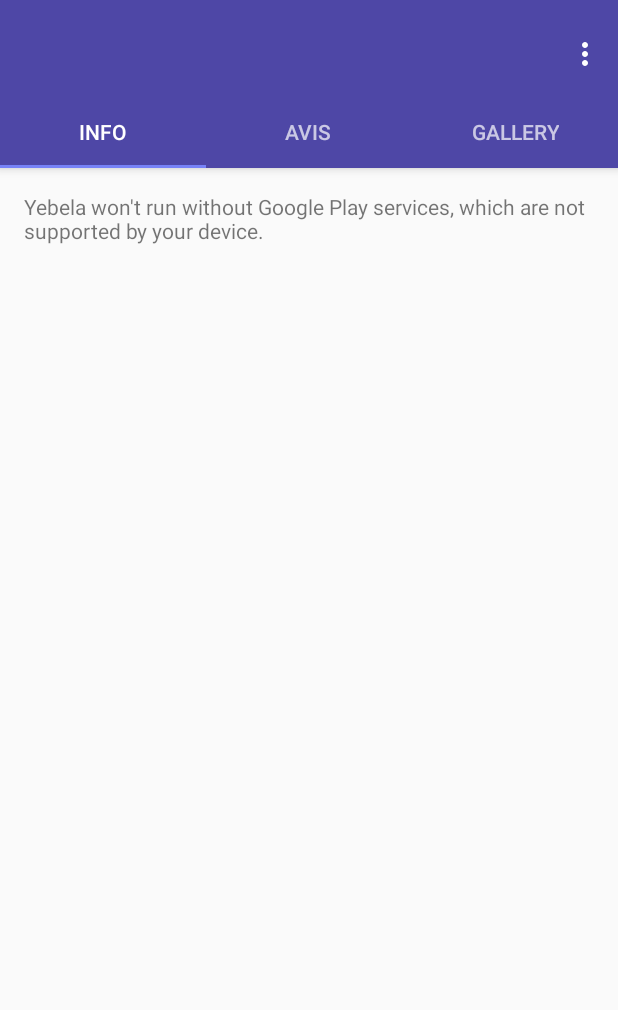
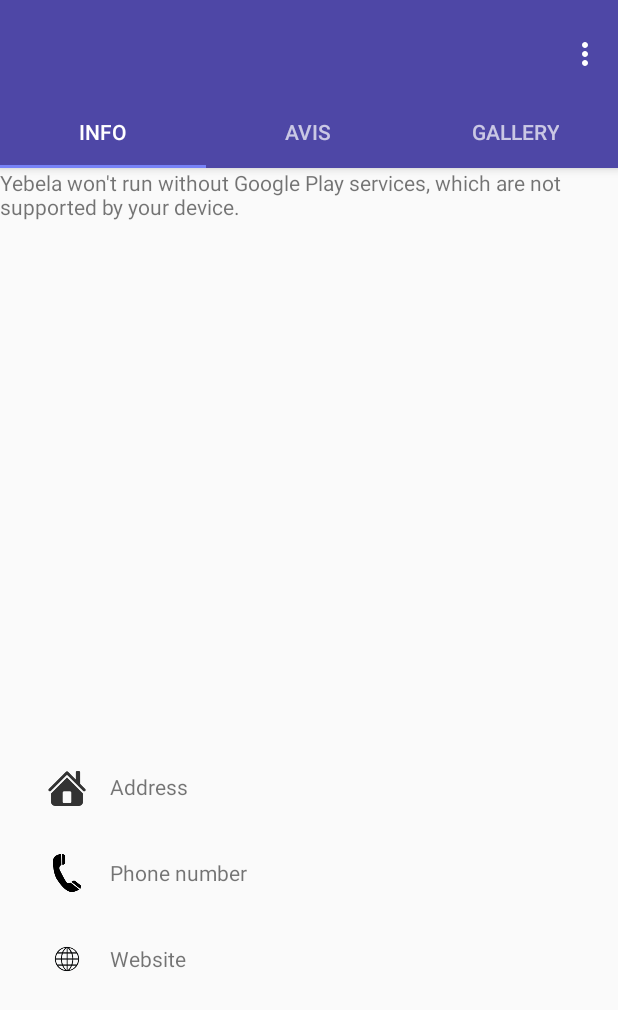
Before and after one commit to kisita163/yebela, an Android app: the PlaceActivity screen opened directly, with no data from a screen before it, on a phone screen of 412 x 824 dp. Shown: the top 1010 px of the screen. Run offline under Robolectric (Android 15) with nearby library versions, the phone set to English and light mode, and no system bars; 1 statement that could not run was skipped.

Commit message:
Designing place description activity

```diff
--- a/app/src/main/AndroidManifest.xml
+++ b/app/src/main/AndroidManifest.xml
@@ -135,7 +135,7 @@
         <activity
             android:name=".activities.PlaceActivity"
             android:label="@string/title_activity_place"
-            android:theme="@style/AppTheme.NoActionBar"></activity>
+            android:theme="@style/AppTheme.NoActionBar" />
     </application>
 
 </manifest>
--- a/app/src/main/java/com/kisita/yebela/activities/SearchActivity.java
+++ b/app/src/main/java/com/kisita/yebela/activities/SearchActivity.java
@@ -84,7 +84,6 @@
 
     @Override
     public boolean onQueryTextChange(String newText) {
-        System.out.println("onQueryTextChange");
         selectionArgs[0] = newText;
         getLoaderManager().restartLoader(0,null,this);
         return false;
@@ -116,6 +115,6 @@
 
     @Override
     public void onLoaderReset(Loader<Cursor> loader) {
-        System.out.println("onLoaderReset");
+        //TODO
     }
 }
--- a/app/src/main/java/com/kisita/yebela/sync/YebelaSyncAdapter.java
+++ b/app/src/main/java/com/kisita/yebela/sync/YebelaSyncAdapter.java
@@ -289,7 +289,7 @@
             try {
                 parseJSon(response_body);
             } catch (JSONException e) {
-                System.out.printf("received data  = " + response_body);
+                //TODO//System.out.printf("received data  = " + response_body);
             }
 
 
--- a/app/src/main/java/com/kisita/yebela/sync/YebelaSyncService.java
+++ b/app/src/main/java/com/kisita/yebela/sync/YebelaSyncService.java
@@ -17,7 +17,6 @@
         Log.i(TAG,"Starting Sync Service");
         synchronized (sSyncAdapterLock) {
             if (sYebelaSyncAdapter == null) {
-                System.out.println("Creating Adapter");
                 sYebelaSyncAdapter = new YebelaSyncAdapter(getApplicationContext(), true);
             }
         }
--- a/app/src/main/java/com/kisita/yebela/utility/RecycleAdapter.java
+++ b/app/src/main/java/com/kisita/yebela/utility/RecycleAdapter.java
@@ -54,7 +54,6 @@
                 category = jsonArray.getJSONObject(i);
                 serviceName.add(category.getString(JsonAttributes.NAME));
                 servicePicture.add(category.getString(JsonAttributes.PICTURE));
-                System.out.println("#####name = "+category.getString(JsonAttributes.NAME));
             }
         } catch (JSONException e) {
             e.printStackTrace();
--- a/app/src/main/res/layout/fragment_place.xml
+++ b/app/src/main/res/layout/fragment_place.xml
@@ -1,13 +1,8 @@
-<RelativeLayout xmlns:android="http://schemas.android.com/apk/res/android"
-    xmlns:tools="http://schemas.android.com/tools"
-    android:layout_width="match_parent"
-    android:layout_height="match_parent"
-    android:paddingBottom="@dimen/activity_vertical_margin"
-    android:paddingLeft="@dimen/activity_horizontal_margin"
-    android:paddingRight="@dimen/activity_horizontal_margin"
-    android:paddingTop="@dimen/activity_vertical_margin"
-    tools:context="com.kisita.yebela.activities.PlaceActivity$PlaceholderFragment">
+
+
         <LinearLayout
+            xmlns:android="http://schemas.android.com/apk/res/android"
+            xmlns:tools="http://schemas.android.com/tools"
             android:layout_width="match_parent"
             android:layout_height="match_parent"
             android:weightSum="2"
@@ -21,5 +16,58 @@
                  android:layout_weight="1"
                  tools:context="com.kisita.yebela.activities.PlaceActivity"
                  tools:layout="@layout/activity_maps" />
+            <GridLayout
+                android:layout_width="match_parent"
+                android:layout_margin="@dimen/activity_vertical_margin"
+                android:layout_weight="1"
+                android:layout_height="0dp"
+                android:columnCount="2"
+                android:rowCount="4">
+                <ImageView
+                    android:layout_row="0"
+                    android:layout_column="0"
+                    android:layout_height="25dp"
+                    android:layout_width="25dp"
+                    android:layout_margin="16dp"
+                    android:src="@drawable/address_icon"/>
+                <ImageView
+                    android:layout_row="1"
+                    android:layout_column="0"
+                    android:layout_height="25dp"
+                    android:layout_width="25dp"
+                    android:layout_margin="16dp"
+                    android:src="@drawable/phone_number_icon"/>
+                <ImageView
+                    android:layout_row="2"
+                    android:layout_column="0"
+                    android:layout_height="25dp"
+                    android:layout_width="25dp"
+                    android:layout_margin="16dp"
+                    android:src="@drawable/website_icon"/>
+
+
+
+                <TextView
+                    android:id="@+id/address"
+                    android:layout_row="0"
+                    android:layout_column="1"
+                    android:layout_gravity="center_vertical"
+                    android:gravity="start"
+                    android:text="@string/address"/>
+                <TextView
+                    android:id="@+id/phone_number"
+                    android:layout_row="1"
+                    android:layout_column="1"
+                    android:layout_gravity="center_vertical"
+                    android:gravity="start"
+                    android:text="@string/phone_number"/>
+                <TextView
+                    android:id="@+id/website"
+                    android:layout_row="2"
+                    android:layout_column="1"
+                    android:layout_gravity="center_vertical"
+                    android:gravity="start"
+                    android:text="@string/website"/>
+
+            </GridLayout>
         </LinearLayout>
-</RelativeLayout>
--- a/app/src/main/res/values/dimens.xml
+++ b/app/src/main/res/values/dimens.xml
@@ -5,4 +5,6 @@
     <dimen name="category_item_text_size">14sp</dimen>
     <dimen name="fab_margin">16dp</dimen>
     <dimen name="appbar_padding_top">8dp</dimen>
+    <dimen name="app_bar_height">180dp</dimen>
+    <dimen name="text_margin">16dp</dimen>
 </resources>
--- a/app/src/main/res/values/strings.xml
+++ b/app/src/main/res/values/strings.xml
@@ -43,5 +43,9 @@
     <string name="title_activity_maps">Map</string>
     <string name="my_position">My position</string>
     <string name="title_activity_place">PlaceActivity</string>
+
     <string name="section_format">Hello World from section: %1$d</string>
+    <string name="address">Address</string>
+    <string name="phone_number">Phone number</string>
+    <string name="website">Website</string>
 </resources>
```
Also changed, not shown: app/src/main/java/com/kisita/yebela/activities/PlaceActivity.java (+12 -0 lines), app/src/main/res/menu/menu_scrolling.xml (added, +10 -0 lines), app/src/main/res/drawable/address_icon.png (added), app/src/main/res/drawable/distance_icon.png (added), app/src/main/res/drawable/phone_number_icon.png (added), app/src/main/res/drawable/share_icon.png (added), app/src/main/res/drawable/website_icon.png (added), 1 other file.
